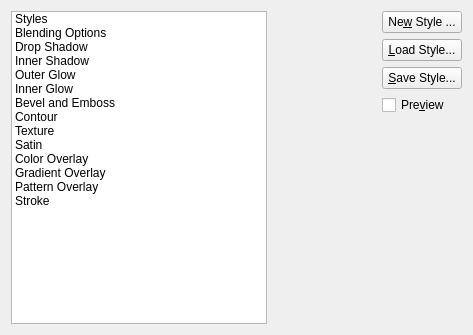
Before: the Qt Designer form krita/ui/layerstyles/wdglayerstyles.ui in KDE/krita, drawn with Qt 5.
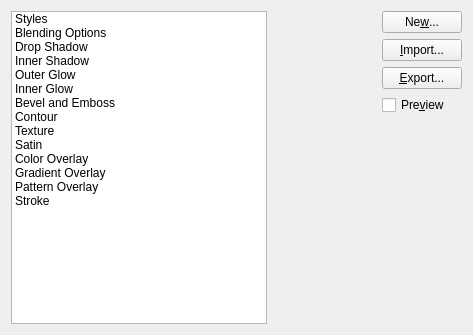
After: the same form once the commit is applied.

Commit message: Implement importing and exporting layer style libraries

Patch:
```diff
--- a/krita/ui/layerstyles/wdglayerstyles.ui
+++ b/krita/ui/layerstyles/wdglayerstyles.ui
@@ -132,21 +132,21 @@
      <item>
       <widget class="QPushButton" name="btnNewStyle">
        <property name="text">
-        <string>Ne&amp;w Style ...</string>
+        <string>Ne&amp;w...</string>
        </property>
       </widget>
      </item>
      <item>
       <widget class="QPushButton" name="btnLoadStyle">
        <property name="text">
-        <string>&amp;Load Style...</string>
+        <string>&amp;Import...</string>
        </property>
       </widget>
      </item>
      <item>
       <widget class="QPushButton" name="btnSaveStyle">
        <property name="text">
-        <string>&amp;Save Style...</string>
+        <string>&amp;Export...</string>
        </property>
       </widget>
      </item>
```
The commit also changes 3 other files.
